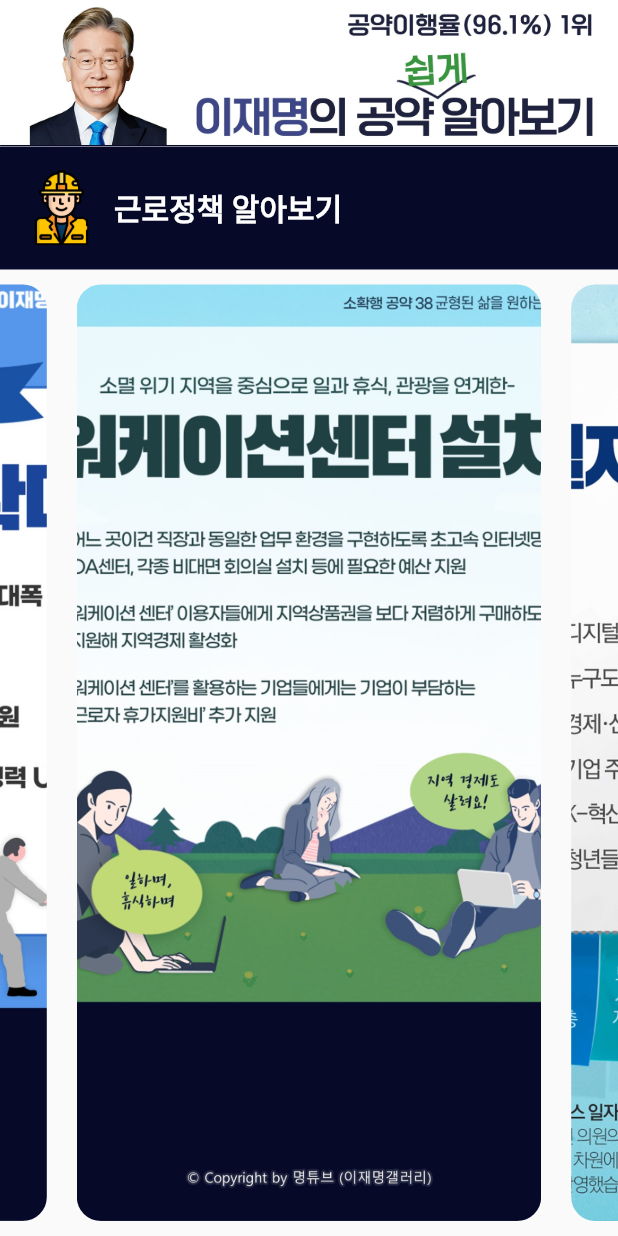
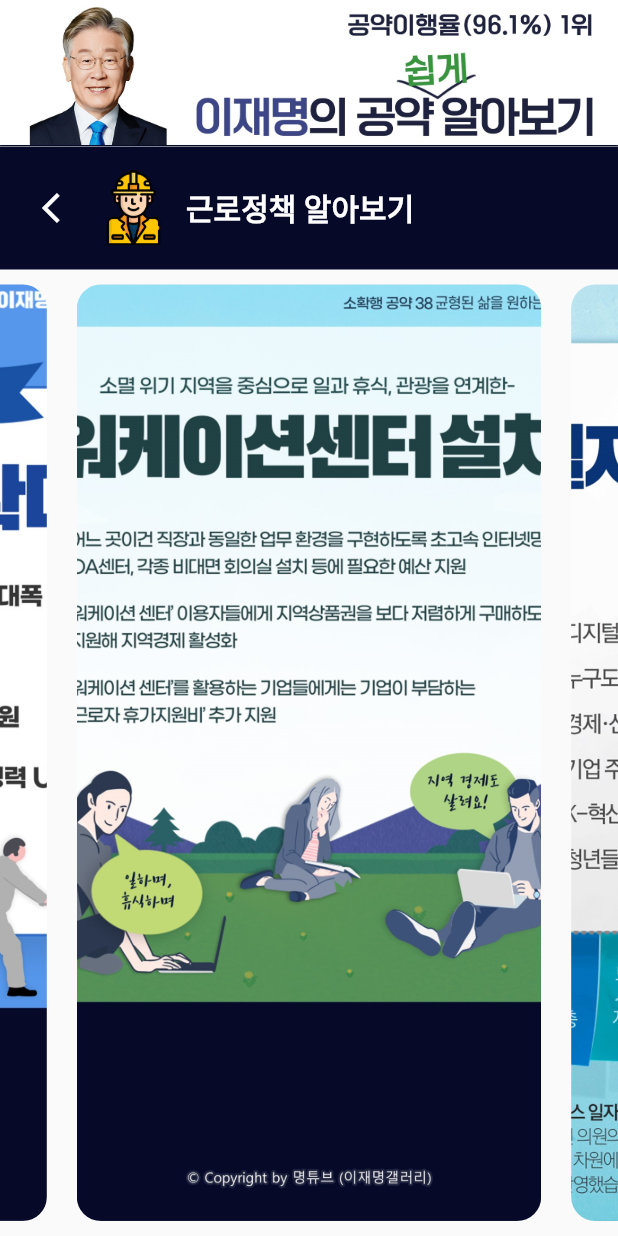
Before and after one commit to JaemyongLee/JamDoit, a Flutter app: the CategoryPage screen opened directly, swiped to page 3, on a phone screen of 412 x 824 dp. Run offline on Flutter 3.47's test engine with Material 2 defaults, Android fonts, the phone set to English and light mode, and no system bars.

Commit message:
Add backbutton

```diff
--- a/lib/component/Banner.dart
+++ b/lib/component/Banner.dart
@@ -18,6 +18,13 @@ class _BannerWidgetState extends State<BannerWidget> {
       color: const Color(0xff060928),
       child: Row(
         children: [
+          IconButton(
+            onPressed: () {
+              Navigator.of(context).pop();
+            },
+            icon: Icon(Icons.arrow_back_ios),
+            color: Colors.white,
+          ),
           Container(
             width: 50,
             height: 50,
```
